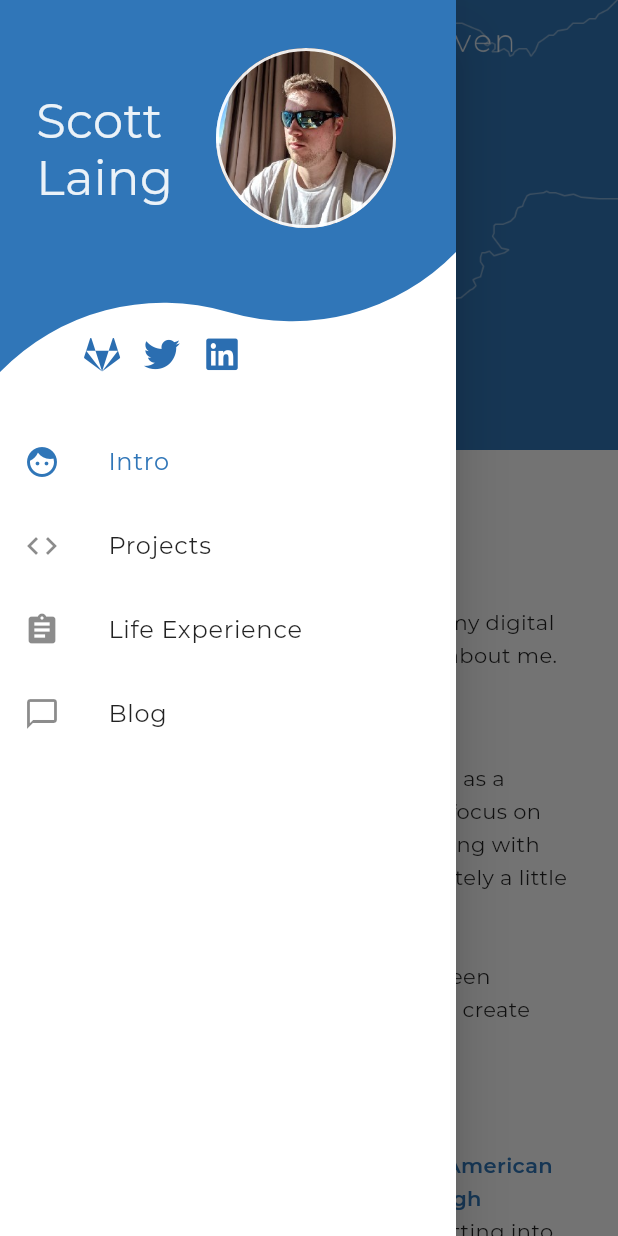
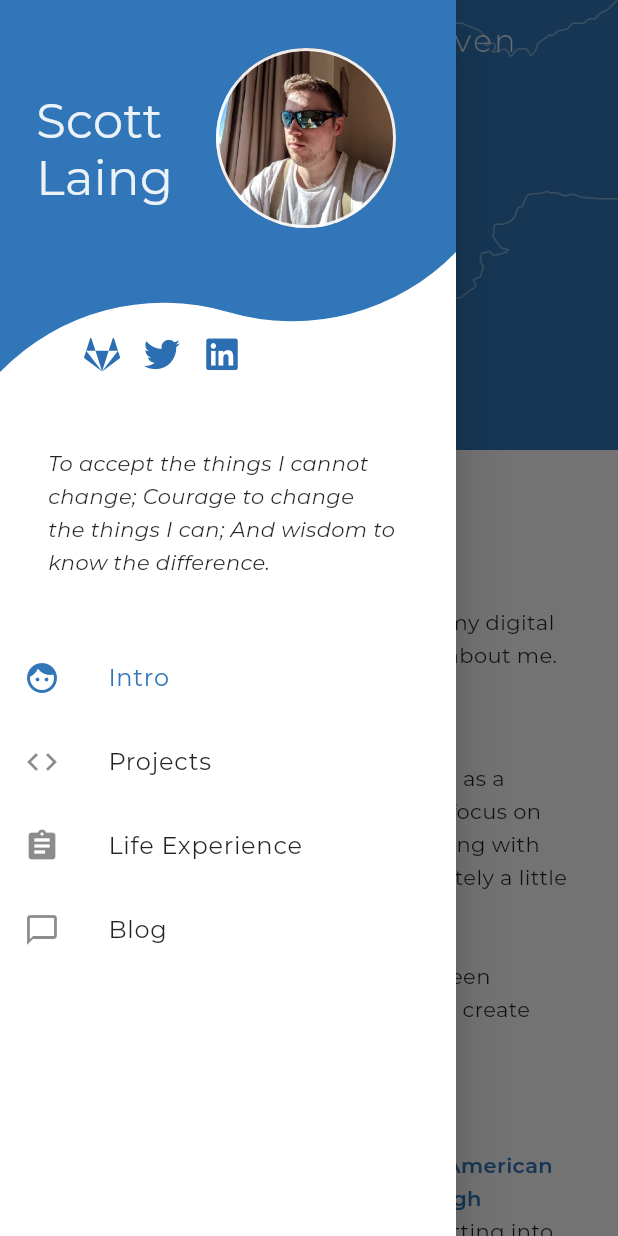
Before and after one commit to fifersheep/portfolio, a Flutter app: the screen it shows after launch, with the side drawer open, on a phone screen of 412 x 824 dp. Run offline on Flutter 3.47's test engine with Material 2 defaults, Android fonts, the phone set to English and light mode, and no system bars; our stand-ins replace auto_route, bloc, cloud_firestore, dartz, flutter_bloc, font_awesome_flutter and 4 more; accounts and stored records are empty.

Commit message:
add nav drawer message

```diff
--- a/lib/presentation/constants/strings.dart
+++ b/lib/presentation/constants/strings.dart
@@ -15,6 +15,8 @@ class Strings extends InheritedWidget {
   String get appTitle => 'Scott Laing - Portfolio';
 
   String get navHeaderTitle => 'Scott\nLaing';
+  String get navMessage =>
+      'To accept the things I cannot change; Courage to change the things I can; And wisdom to know the difference.';
 
   String get navItemIntro => 'Intro';
   String get navItemProjects => 'Projects';
--- a/lib/presentation/core/navigation/navigation_drawer.dart
+++ b/lib/presentation/core/navigation/navigation_drawer.dart
@@ -1,8 +1,9 @@
-import 'package:auto_route/auto_route.dart';
 import 'package:flutter/material.dart';
 import 'package:portfolio/presentation/constants/colors.dart';
 import 'package:portfolio/presentation/constants/strings.dart';
-import 'package:portfolio/presentation/routes/routes.dart';
+import 'package:portfolio/presentation/core/navigation/navigation_massage.dart';
+import 'package:portfolio/presentation/core/navigation/navigation_menu.dart';
+import 'package:portfolio/presentation/core/text/paragraph_text.dart';
 
 import '../../../injection.dart';
 import 'navigation_header.dart';
@@ -41,35 +42,11 @@ class _NavigationDrawerState extends State<NavigationDrawer> with RouteAware {
       child: Drawer(
         child: ListView(
           padding: EdgeInsets.zero,
-          children: <Widget>[
+          children: [
             NavigationHeader(),
-            ..._menuItems(context, [
-              NavigationItem(Strings.of(context).navItemIntro, Icons.face, Routes.intro),
-              NavigationItem(Strings.of(context).navItemProjects, Icons.code, Routes.projects),
-              NavigationItem(Strings.of(context).navItemExperience, Icons.assignment, Routes.experiences),
-              NavigationItem(Strings.of(context).navItemBlog, Icons.chat_bubble_outline, Routes.blog)
-            ])
+            NavigationMessage(),
+            ...navigationMenuItems(context),
           ],
         ),
       ));
 }
-
-class NavigationItem {
-  final String label;
-  final IconData icon;
-  final String route;
-
-  const NavigationItem(this.label, this.icon, this.route);
-}
-
-List<Widget> _menuItems(BuildContext context, List<NavigationItem> items) {
-  return items
-      .map((item) => ListTile(
-            key: Key(item.label),
-            title: Text(item.label),
-            leading: Icon(item.icon),
-            onTap: () => context.router.navigateNamed(item.route),
-            selected: context.router.isPathActive(item.route),
-          ))
-      .toList();
-}
--- /dev/null
+++ b/lib/presentation/core/navigation/navigation_massage.dart
@@ -0,0 +1,20 @@
+import 'package:flutter/material.dart';
+import 'package:portfolio/presentation/constants/strings.dart';
+import 'package:portfolio/presentation/core/text/paragraph_text.dart';
+
+class NavigationMessage extends StatelessWidget {
+  @override
+  Widget build(BuildContext context) {
+    final message = Strings.of(context).navMessage;
+    return Padding(
+      padding: const EdgeInsets.only(left: 32, right: 40, top: 16, bottom: 40),
+      child: Paragraph(
+        message,
+        emphases: [message],
+        emphasesStyle: const TextStyle(
+          fontStyle: FontStyle.italic,
+        ),
+      ),
+    );
+  }
+}
--- /dev/null
+++ b/lib/presentation/core/navigation/navigation_menu.dart
@@ -0,0 +1,31 @@
+import 'package:auto_route/auto_route.dart';
+import 'package:flutter/material.dart';
+import 'package:portfolio/presentation/constants/strings.dart';
+import 'package:portfolio/presentation/routes/routes.dart';
+
+List<Widget> navigationMenuItems(BuildContext context) => _menuItems(context.router, [
+      NavigationItem(Strings.of(context).navItemIntro, Icons.face, Routes.intro),
+      NavigationItem(Strings.of(context).navItemProjects, Icons.code, Routes.projects),
+      NavigationItem(Strings.of(context).navItemExperience, Icons.assignment, Routes.experiences),
+      NavigationItem(Strings.of(context).navItemBlog, Icons.chat_bubble_outline, Routes.blog)
+    ]);
+
+class NavigationItem {
+  final String label;
+  final IconData icon;
+  final String route;
+
+  const NavigationItem(this.label, this.icon, this.route);
+}
+
+List<Widget> _menuItems(StackRouter router, List<NavigationItem> items) {
+  return items
+      .map((item) => ListTile(
+            key: Key(item.label),
+            title: Text(item.label),
+            leading: Icon(item.icon),
+            onTap: () => router.navigateNamed(item.route),
+            selected: router.isPathActive(item.route),
+          ))
+      .toList();
+}
--- a/lib/presentation/core/text/paragraph_text.dart
+++ b/lib/presentation/core/text/paragraph_text.dart
@@ -6,12 +6,14 @@ class Paragraph extends StatelessWidget {
   const Paragraph(
     this.text, {
     this.emphases = const [],
+    this.emphasesStyle,
     this.maxLines,
     this.overflow,
   });
 
   final String text;
   final List<String> emphases;
+  final TextStyle? emphasesStyle;
   final int? maxLines;
   final TextOverflow? overflow;
 
@@ -24,10 +26,7 @@ class Paragraph extends StatelessWidget {
       maxLines: maxLines,
       overflow: overflow,
       emphases: emphases,
-      emphasisStyle: textTheme?.copyWith(
-        fontWeight: FontWeight.bold,
-        color: Theme.of(context).primaryColor,
-      ),
+      emphasisStyle: textTheme?.merge(emphasesStyle),
     );
   }
 }
--- a/lib/presentation/intro/intro_page.dart
+++ b/lib/presentation/intro/intro_page.dart
@@ -12,6 +12,10 @@ class IntroPage extends StatelessWidget {
   @override
   Widget build(BuildContext context) {
     final strings = Strings.of(context);
+    final emphasesStyle = TextStyle(
+      fontWeight: FontWeight.bold,
+      color: Theme.of(context).primaryColor,
+    );
 
     return PageScaffold(
       title: strings.introTitle,
@@ -25,16 +29,19 @@ class IntroPage extends StatelessWidget {
             Paragraph(
               strings.introContent,
               emphases: const ['Scott Laing'],
+              emphasesStyle: emphasesStyle,
             ),
             SectionHeadline(strings.introCareerHeader),
             Paragraph(
               strings.introCareerContent,
               emphases: const ['Android', 'React', 'Flutter'],
+              emphasesStyle: emphasesStyle,
             ),
             SectionHeadline(strings.introInterestsHeader),
             Paragraph(
               strings.introInterestsContent,
               emphases: const ['American football', 'Pittsburgh Steelers', 'Edinburgh Wolves', 'Battlefield V'],
+              emphasesStyle: emphasesStyle,
             ),
           ],
         ),
```
